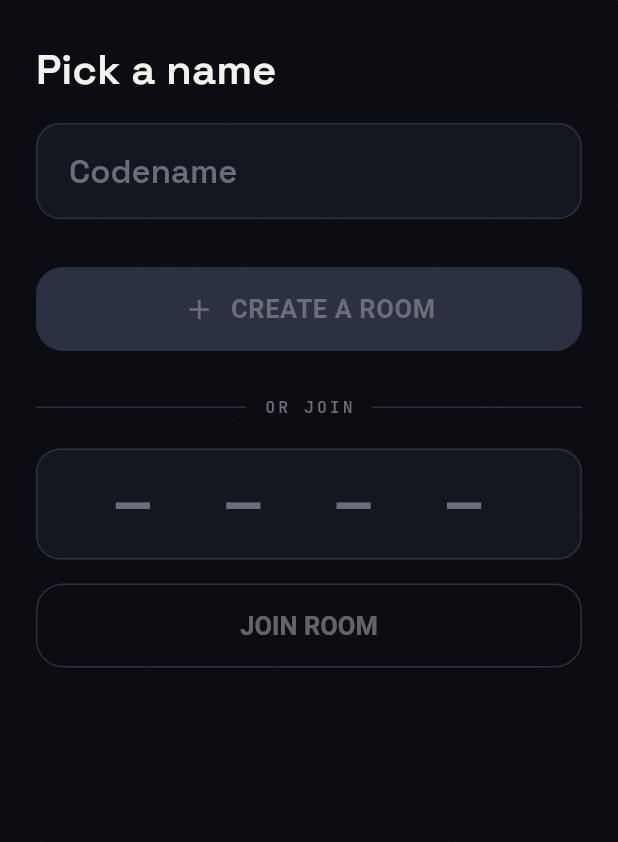
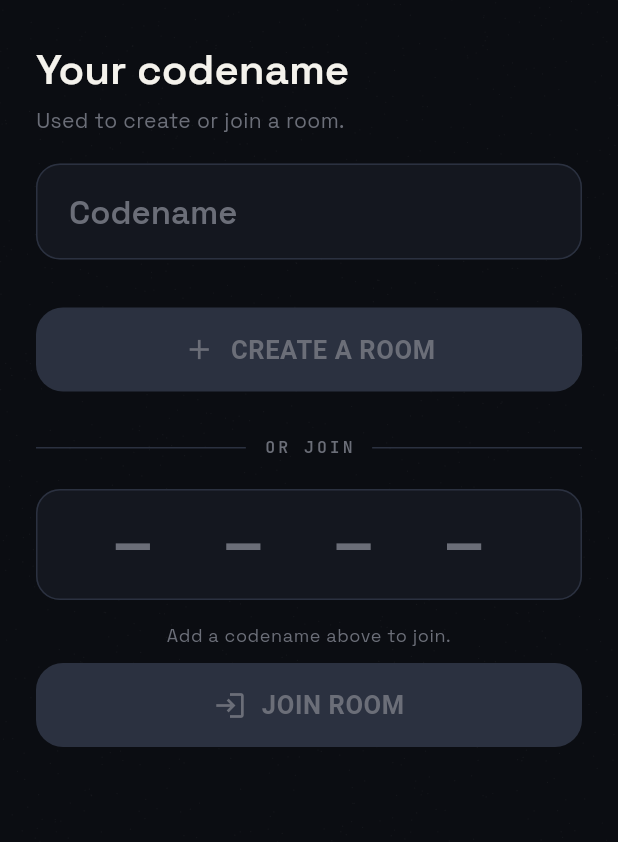
Before and after one commit to orion-supernova/spygame, a Flutter app: the HomeScreen screen opened by its route, on a phone screen of 412 x 824 dp, the part 66-908 px from its top. Run offline on Flutter 3.47's test engine with Material 3 defaults, Android fonts, the phone set to English and light mode, and no system bars; our stand-ins replace flutter_local_notifications, flutter_riverpod, go_router, google_fonts, share_plus, shared_preferences and 2 more; missing offline and left inert: convex_flutter; accounts and stored records are empty.

Commit message:
minor fixes

```diff
--- a/lib/features/room/presentation/home_screen.dart
+++ b/lib/features/room/presentation/home_screen.dart
@@ -24,8 +24,10 @@ class _HomeScreenState extends ConsumerState<HomeScreen> {
     text: IdentityStorage.instance.lastDisplayName ?? '',
   );
   final _codeCtrl = TextEditingController();
-  bool _busy = false;
+  _BusyAction? _busyAction;
   String? _error;
+
+  bool get _busy => _busyAction != null;
 
   @override
   void dispose() {
@@ -39,13 +41,15 @@ class _HomeScreenState extends ConsumerState<HomeScreen> {
     return t.isNotEmpty && t.length <= 24;
   }
 
+  bool get _codeValid => _codeCtrl.text.trim().length == 4;
+
   Future<void> _create() async {
     if (!_nameValid) {
       setState(() => _error = 'Type a name first.');
       return;
     }
     setState(() {
-      _busy = true;
+      _busyAction = _BusyAction.create;
       _error = null;
     });
     final name = _nameCtrl.text.trim();
@@ -61,7 +65,7 @@ class _HomeScreenState extends ConsumerState<HomeScreen> {
       setState(() => _error = e.message);
       await Haptics.warning();
     } finally {
-      if (mounted) setState(() => _busy = false);
+      if (mounted) setState(() => _busyAction = null);
     }
   }
 
@@ -76,7 +80,7 @@ class _HomeScreenState extends ConsumerState<HomeScreen> {
       return;
     }
     setState(() {
-      _busy = true;
+      _busyAction = _BusyAction.join;
       _error = null;
     });
     final name = _nameCtrl.text.trim();
@@ -93,7 +97,7 @@ class _HomeScreenState extends ConsumerState<HomeScreen> {
       setState(() => _error = e.message);
       await Haptics.warning();
     } finally {
-      if (mounted) setState(() => _busy = false);
+      if (mounted) setState(() => _busyAction = null);
     }
   }
 
@@ -129,9 +133,16 @@ class _HomeScreenState extends ConsumerState<HomeScreen> {
                   ),
                   const SizedBox(height: 16),
                   Text(
-                    'Pick a name',
+                    'Your codename',
                     style: theme.textTheme.headlineMedium?.copyWith(
                       color: AppColors.paper,
+                    ),
+                  ),
+                  const SizedBox(height: 6),
+                  Text(
+                    'Used to create or join a room.',
+                    style: theme.textTheme.bodyMedium?.copyWith(
+                      color: AppColors.paperFaint,
                     ),
                   ),
                   const SizedBox(height: 18),
@@ -156,7 +167,11 @@ class _HomeScreenState extends ConsumerState<HomeScreen> {
                       children: [
                         const Icon(Icons.add, size: 22),
                         const SizedBox(width: 10),
-                        Text(_busy ? 'PLEASE WAIT…' : 'CREATE A ROOM'),
+                        Text(
+                          _busyAction == _BusyAction.create
+                              ? 'PLEASE WAIT…'
+                              : 'CREATE A ROOM',
+                        ),
                       ],
                     ),
                   ),
@@ -204,9 +219,33 @@ class _HomeScreenState extends ConsumerState<HomeScreen> {
                     onChanged: (_) => setState(() {}),
                   ),
                   const SizedBox(height: 16),
-                  OutlinedButton(
-                    onPressed: _busy || !_nameValid ? null : _join,
-                    child: const Text('JOIN ROOM'),
+                  if (!_nameValid)
+                    Padding(
+                      padding: const EdgeInsets.only(bottom: 10),
+                      child: Text(
+                        'Add a codename above to join.',
+                        textAlign: TextAlign.center,
+                        style: theme.textTheme.bodySmall?.copyWith(
+                          color: AppColors.paperFaint,
+                        ),
+                      ),
+                    ),
+                  ElevatedButton(
+                    onPressed: _busy || !_nameValid || !_codeValid
+                        ? null
+                        : _join,
+                    child: Row(
+                      mainAxisAlignment: MainAxisAlignment.center,
+                      children: [
+                        const Icon(Icons.login, size: 22),
+                        const SizedBox(width: 10),
+                        Text(
+                          _busyAction == _BusyAction.join
+                              ? 'PLEASE WAIT…'
+                              : 'JOIN ROOM',
+                        ),
+                      ],
+                    ),
                   ),
                   if (_error != null) ...[
                     const SizedBox(height: 18),
@@ -228,6 +267,8 @@ class _HomeScreenState extends ConsumerState<HomeScreen> {
   }
 }
 
+enum _BusyAction { create, join }
+
 class _UpperCaseFormatter extends TextInputFormatter {
   @override
   TextEditingValue formatEditUpdate(
```
Also changed, not shown: lib/features/room/presentation/lobby_screen.dart (+37 -4 lines).
